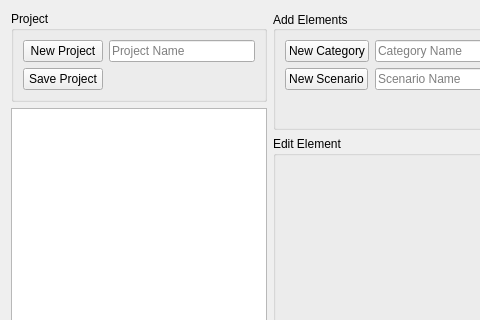
Before: the Qt Designer form editors/audioeditor.ui in PhilInTheGaps/GM-Companion, drawn with Qt 5; both pictures show x 0 to 480 and y 0 to 320 of the 1168 by 705 pixel window.
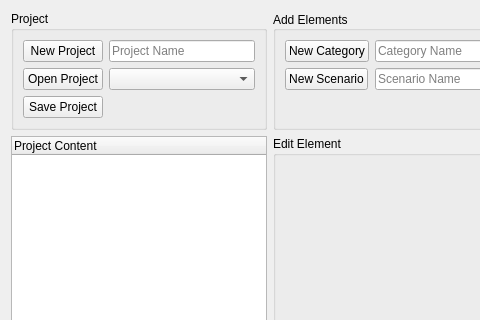
After: the same form once the commit is applied.

The edit to the form file:
```diff
--- a/editors/audioeditor.ui
+++ b/editors/audioeditor.ui
@@ -43,8 +43,14 @@
             </property>
            </widget>
           </item>
-          <item row="2" column="0">
+          <item row="3" column="0">
            <widget class="QPushButton" name="pushButton_save">
+            <property name="sizePolicy">
+             <sizepolicy hsizetype="Expanding" vsizetype="Fixed">
+              <horstretch>0</horstretch>
+              <verstretch>0</verstretch>
+             </sizepolicy>
+            </property>
             <property name="text">
              <string>Save Project</string>
             </property>
@@ -63,6 +69,22 @@
             </property>
            </widget>
           </item>
+          <item row="2" column="0">
+           <widget class="QPushButton" name="pushButton_openProject">
+            <property name="sizePolicy">
+             <sizepolicy hsizetype="Expanding" vsizetype="Fixed">
+              <horstretch>0</horstretch>
+              <verstretch>0</verstretch>
+             </sizepolicy>
+            </property>
+            <property name="text">
+             <string>Open Project</string>
+            </property>
+           </widget>
+          </item>
+          <item row="2" column="1">
+           <widget class="QComboBox" name="comboBox_projects"/>
+          </item>
          </layout>
         </item>
        </layout>
@@ -92,17 +114,17 @@
         <bool>true</bool>
        </property>
        <property name="headerHidden">
-        <bool>true</bool>
+        <bool>false</bool>
        </property>
        <attribute name="headerVisible">
-        <bool>false</bool>
+        <bool>true</bool>
        </attribute>
        <attribute name="headerShowSortIndicator" stdset="0">
         <bool>false</bool>
        </attribute>
        <column>
         <property name="text">
-         <string>1</string>
+         <string>Project Content</string>
         </property>
        </column>
       </widget>
```
Left out of the diff: 38 changed lines with no effect on the pictures.
